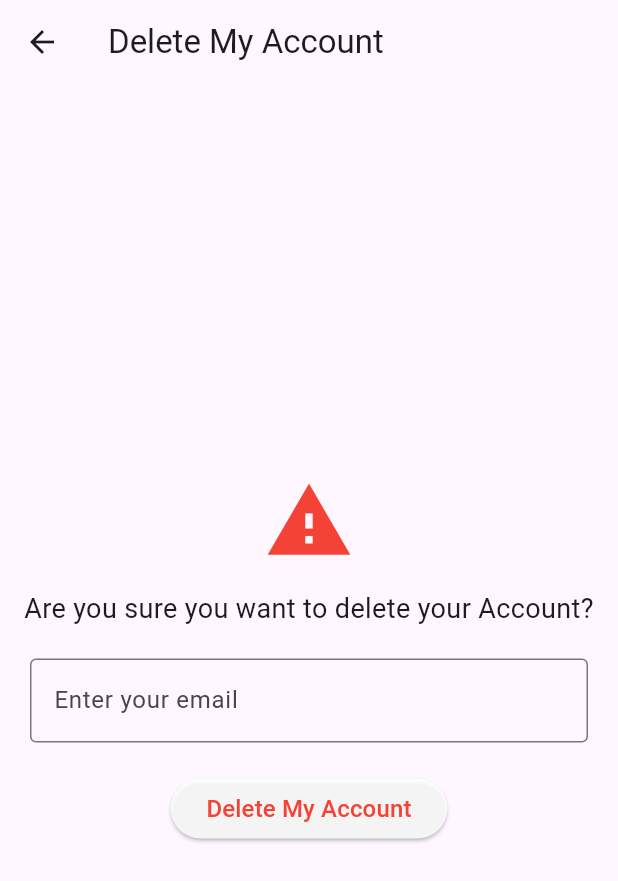
After one commit to Dinethchathurya/Fix_Dates, a Flutter app: the screen it shows after launch, after a tap on "Delete Account", on a phone screen of 412 x 824 dp. The commit adds this screen. Shown: the top 881 px of the screen. Run offline on Flutter 3.47's test engine with Material 3 defaults, Android fonts, the phone set to English and light mode, and no system bars; our stand-ins replace image_picker; network calls fail.

Commit message:
delete account page
delete account page frontend created

```diff
--- /dev/null
+++ b/fix_dates_app/lib/delete_profile.dart
@@ -0,0 +1,68 @@
+import 'package:flutter/material.dart';
+
+class DeleteProfilePage extends StatelessWidget {
+  final VoidCallback onDelete;
+
+  const DeleteProfilePage({Key? key, required this.onDelete}) : super(key: key);
+
+  @override
+  Widget build(BuildContext context) {
+    TextEditingController emailController = TextEditingController();
+
+    return Scaffold(
+      appBar: AppBar(
+        title: const Text('Delete My Account'),
+      ),
+      body: Center(
+        child: Column(
+          mainAxisAlignment: MainAxisAlignment.center,
+          children: [
+            const Icon(
+              Icons.warning,
+              color: Colors.red,
+              size: 60,
+            ),
+            const SizedBox(height: 16),
+            const Text(
+              'Are you sure you want to delete your Account?',
+              textAlign: TextAlign.center,
+              style: TextStyle(fontSize: 18),
+            ),
+            const SizedBox(height: 20),
+            Padding(
+              padding: const EdgeInsets.symmetric(horizontal: 20),
+              child: TextField(
+                controller: emailController,
+                decoration: const InputDecoration(
+                  labelText: 'Enter your email',
+                  border: OutlineInputBorder(
+                    borderSide: BorderSide(color: Colors.red),
+                  ),
+                ),
+              ),
+            ),
+            const SizedBox(height: 20),
+            ElevatedButton(
+              onPressed: () {
+                // Get the entered email
+                String enteredEmail = emailController.text;
+                // Call the onDelete callback to delete the profile
+                onDelete();
+                // Navigate back to the previous page
+                Navigator.pop(context);
+              },
+              style: ElevatedButton.styleFrom(
+                  backgroundColor: Color.fromARGB(218, 255, 255, 255)),
+              child: const Text('Delete My Account',
+                  textAlign: TextAlign.center,
+                  style: TextStyle(
+                    color: Colors.red,
+                    fontSize: 16,
+                  )),
+            ),
+          ],
+        ),
+      ),
+    );
+  }
+}
--- a/fix_dates_app/lib/main.dart
+++ b/fix_dates_app/lib/main.dart
@@ -1,5 +1,6 @@
 import 'package:flutter/material.dart';
-import './profile_page.dart';
+import './profile_page.dart' as ProfilePageWidget;
+import './delete_profile.dart'; // Import the delete profile page
 
 void main() {
   runApp(const MyApp());
@@ -32,6 +33,11 @@ class MyHomePage extends StatefulWidget {
 }
 
 class _MyHomePageState extends State<MyHomePage> {
+  void handleProfileDelete() {
+    // Implement the logic to delete the profile here
+    print('Profile deleted');
+  }
+
   @override
   Widget build(BuildContext context) {
     return Scaffold(
@@ -47,9 +53,20 @@ class _MyHomePageState extends State<MyHomePage> {
               ElevatedButton(
                 onPressed: () {
                   Navigator.of(context).push(MaterialPageRoute(
-                      builder: (BuildContext context) => ProfilePage()));
+                      builder: (BuildContext context) =>
+                          ProfilePageWidget.ProfilePage()));
                 },
-                child: const Text('profile'),
+                child: const Text('Profile'),
+              ),
+              ElevatedButton(
+                onPressed: () {
+                  Navigator.of(context).push(MaterialPageRoute(
+                      builder: (BuildContext context) => DeleteProfilePage(
+                          onDelete:
+                              handleProfileDelete))); // Pass the onDelete function
+                },
+                child: const Text(
+                    'Delete Account'), // Add a button to navigate to the delete account page
               ),
             ],
           ),
```
Also changed, not shown: fix_dates_app/lib/edit_profile_page.dart (deleted, +0 -148 lines), fix_dates_app/lib/profile_page.dart (+24 -27 lines).
